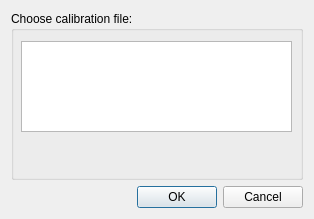
Qt form meggie_batch/ui/qt4Designer_ui_files/preferencesDialog.ui (cibr-jyu/meggie) before a commit.
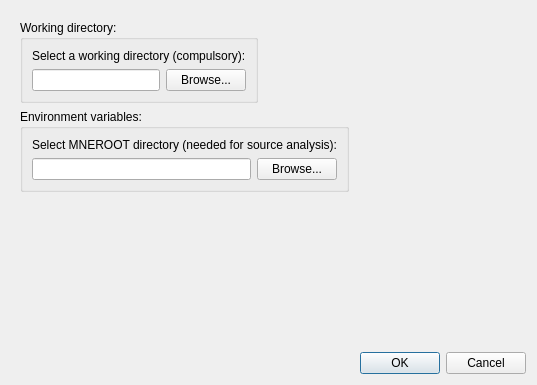
The same form after that commit.

Commit message: Combining preferencesDialog and WorksSpaceDialog and renaming code package to avoid conflict with standard library

Patch:
```diff
--- a/meggie_batch/ui/qt4Designer_ui_files/preferencesDialog.ui
+++ b/meggie_batch/ui/qt4Designer_ui_files/preferencesDialog.ui
@@ -6,32 +6,115 @@
    <rect>
     <x>0</x>
     <y>0</y>
-    <width>314</width>
-    <height>219</height>
+    <width>537</width>
+    <height>385</height>
    </rect>
   </property>
   <property name="windowTitle">
    <string>Preferences</string>
   </property>
-  <layout class="QGridLayout" name="gridLayout">
-   <item row="0" column="0">
-    <widget class="QGroupBox" name="groupBoxCalibration">
-     <property name="title">
-      <string>Choose calibration file:</string>
+  <layout class="QVBoxLayout" name="verticalLayout_3">
+   <item>
+    <widget class="QScrollArea" name="scrollArea">
+     <property name="frameShape">
+      <enum>QFrame::NoFrame</enum>
      </property>
-     <widget class="QListWidget" name="listWidgetCalibration">
+     <property name="widgetResizable">
+      <bool>true</bool>
+     </property>
+     <widget class="QWidget" name="scrollAreaWidgetContents">
       <property name="geometry">
        <rect>
-        <x>10</x>
-        <y>30</y>
-        <width>271</width>
-        <height>91</height>
+        <x>0</x>
+        <y>0</y>
+        <width>519</width>
+        <height>334</height>
        </rect>
       </property>
+      <property name="minimumSize">
+       <size>
+        <width>394</width>
+        <height>92</height>
+       </size>
+      </property>
+      <layout class="QFormLayout" name="formLayout_2">
+       <item row="0" column="0">
+        <widget class="QGroupBox" name="groupBoxWorkingDirectory">
+         <property name="title">
+          <string>Working directory:</string>
+         </property>
+         <layout class="QFormLayout" name="formLayout">
+          <item row="0" column="0">
+           <layout class="QVBoxLayout" name="verticalLayout_2">
+            <item>
+             <layout class="QVBoxLayout" name="verticalLayout">
+              <item>
+               <widget class="QLabel" name="label">
+                <property name="text">
+                 <string>Select a working directory (compulsory):</string>
+                </property>
+               </widget>
+              </item>
+              <item>
+               <layout class="QHBoxLayout" name="horizontalLayout">
+                <item>
+                 <widget class="QLineEdit" name="LineEditFilePath"/>
+                </item>
+                <item>
+                 <widget class="QPushButton" name="ButtonBrowseWorkingDir">
+                  <property name="text">
+                   <string>Browse...</string>
+                  </property>
+                 </widget>
+                </item>
+               </layout>
+              </item>
+             </layout>
+            </item>
+           </layout>
+          </item>
+         </layout>
+        </widget>
+       </item>
+       <item row="1" column="0">
+        <widget class="QGroupBox" name="groupBoxEnv">
+         <property name="title">
+          <string>Environment variables:</string>
+         </property>
+         <layout class="QFormLayout" name="formLayout_3">
+          <item row="0" column="0">
+           <layout class="QVBoxLayout" name="verticalLayout_4">
+            <item>
+             <widget class="QLabel" name="labelMNERoot">
+              <property name="text">
+               <string>Select MNEROOT directory (needed for source analysis):</string>
+              </property>
+             </widget>
+            </item>
+            <item>
+             <layout class="QHBoxLayout" name="horizontalLayout_2">
+              <item>
+               <widget class="QLineEdit" name="lineEditMNERoot"/>
+              </item>
+              <item>
+               <widget class="QPushButton" name="pushButtonBrowseMNERoot">
+                <property name="text">
+                 <string>Browse...</string>
+                </property>
+               </widget>
+              </item>
+             </layout>
+            </item>
+           </layout>
+          </item>
+         </layout>
+        </widget>
+       </item>
+      </layout>
      </widget>
     </widget>
    </item>
-   <item row="1" column="0">
+   <item>
     <widget class="QDialogButtonBox" name="buttonBox">
      <property name="orientation">
       <enum>Qt::Horizontal</enum>
```
Left out of the diff: 14 changed lines with no effect on the pictures. The commit also changes 36 other files.
